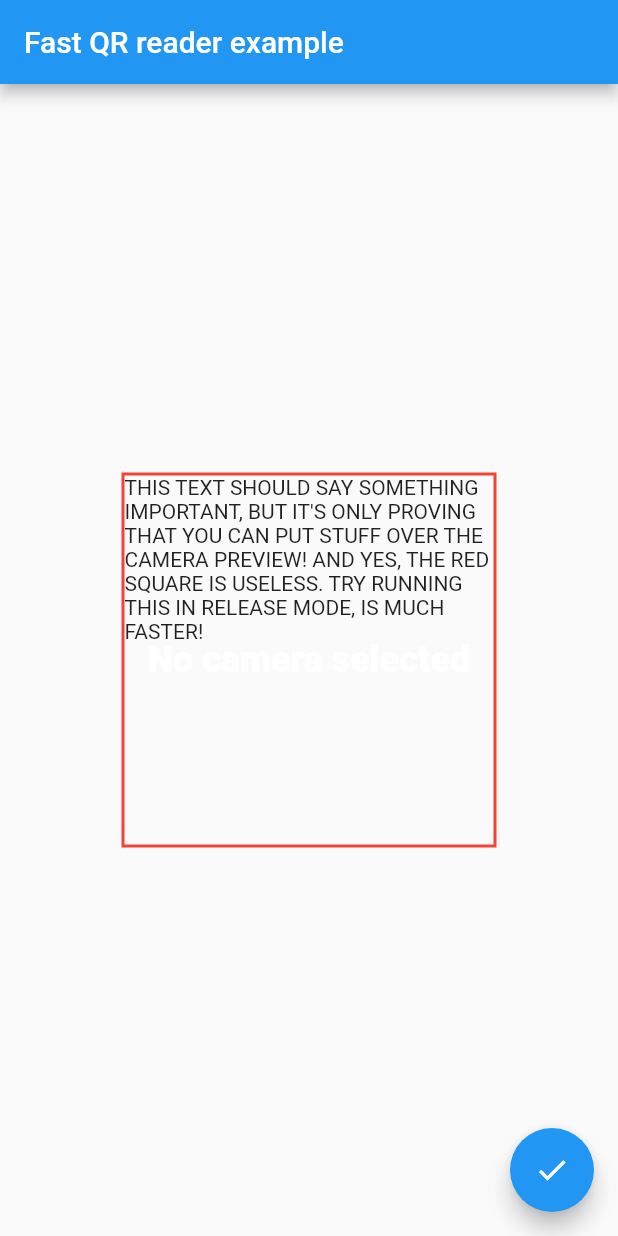
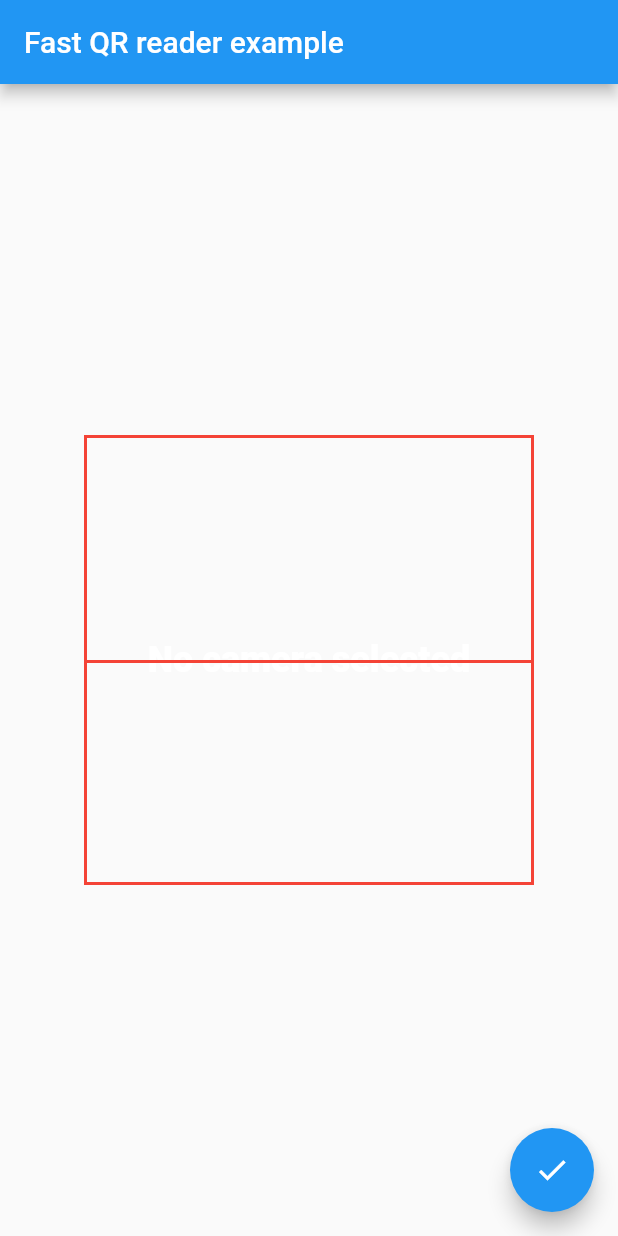
Before and after one commit to facundomedica/fast_qr_reader_view, a Flutter app: the screen it shows after launch, on a phone screen of 412 x 824 dp. Run offline on Flutter 3.47's test engine with Material 2 defaults, Android fonts, the phone set to English and light mode, and no system bars; statements that could not run were skipped.

Commit message:
added an animation to the example

```diff
--- a/example/lib/main.dart
+++ b/example/lib/main.dart
@@ -1,6 +1,7 @@
 import 'package:flutter/material.dart';
 import 'dart:async';
 import 'package:fast_qr_reader_view/fast_qr_reader_view.dart';
+import 'dart:ui' as ui;
 
 List<CameraDescription> cameras;
 
@@ -22,18 +23,40 @@ class MyApp extends StatefulWidget {
   _MyAppState createState() => new _MyAppState();
 }
 
-class _MyAppState extends State<MyApp> {
+class _MyAppState extends State<MyApp> with SingleTickerProviderStateMixin {
   QRReaderController controller;
   final GlobalKey<ScaffoldState> _scaffoldKey = new GlobalKey<ScaffoldState>();
-
+  AnimationController animationController;
   // String _platformVersion = 'Unknown';
 
   @override
   void initState() {
     super.initState();
+
+    animationController = new AnimationController(
+      vsync: this,
+      duration: new Duration(seconds: 3),
+    );
+
+    animationController.addListener(() {
+      this.setState(() {});
+    });
+    animationController.forward();
+    verticalPosition = Tween<double>(begin: 0.0, end: 300.0).animate(
+        CurvedAnimation(parent: animationController, curve: Curves.linear))
+      ..addStatusListener((state) {
+        if (state == AnimationStatus.completed) {
+          animationController.reverse();
+        } else if (state == AnimationStatus.dismissed) {
+          animationController.forward();
+        }
+      });
+
     // pick the first available camera
     onNewCameraSelected(cameras[0]);
   }
+
+  Animation<double> verticalPosition;
 
   @override
   Widget build(BuildContext context) {
@@ -46,7 +69,8 @@ class _MyAppState extends State<MyApp> {
         floatingActionButton: FloatingActionButton(
           child: new Icon(Icons.check),
           onPressed: () {
-            showInSnackBar("Just proving you can put anything on top of the scanner");
+            showInSnackBar(
+                "Just proving you can put anything on top of the scanner");
           },
         ),
         body: Stack(
@@ -60,15 +84,27 @@ class _MyAppState extends State<MyApp> {
               ),
             ),
             Center(
-              child: SizedBox(
-                height: 250.0,
-                width: 250.0,
-                child: Container(
-                    decoration: BoxDecoration(
-                        border: Border.all(color: Colors.red, width: 2.0)),
-                    child: Text("THIS TEXT SHOULD SAY SOMETHING IMPORTANT, BUT IT'S ONLY PROVING THAT YOU CAN PUT STUFF OVER THE CAMERA PREVIEW! AND YES, THE RED SQUARE IS USELESS. TRY RUNNING THIS IN RELEASE MODE, IS MUCH FASTER!")),
+              child: Stack(
+                children: <Widget>[
+                  SizedBox(
+                    height: 300.0,
+                    width: 300.0,
+                    child: Container(
+                      decoration: BoxDecoration(
+                          border: Border.all(color: Colors.red, width: 2.0)),
+                    ),
+                  ),
+                  Positioned(
+                    top: verticalPosition.value,
+                    child: Container(
+                      width: 300.0,
+                      height: 2.0,
+                      color: Colors.red,
+                    ),
+                  )
+                ],
               ),
-            )
+            ),
           ],
         ),
       ),
```
